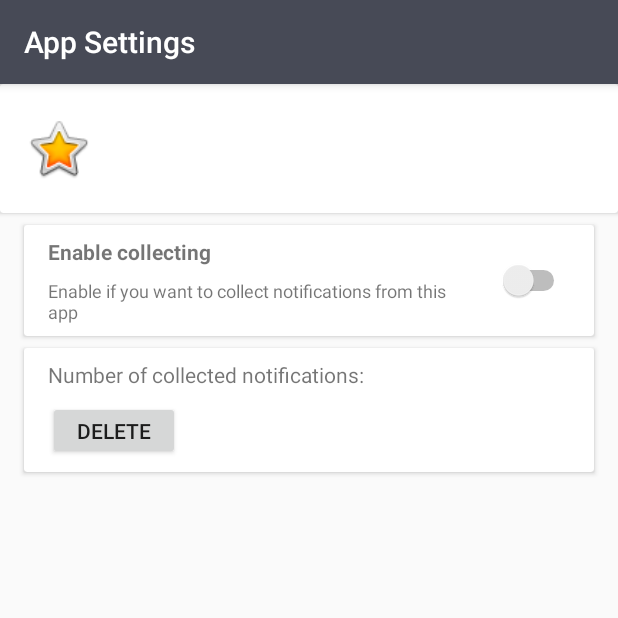
After one commit to Javidp/NotificationsCollector, an Android app: the AppSettings screen opened directly, with no data from a screen before it, on a phone screen of 412 x 824 dp, the top half of it. The commit adds this screen. Run offline under Robolectric (Android 15) with nearby library versions, the phone set to English and light mode, and no system bars; our stand-ins replace Room's generated code.

Commit message:
Add apps settings UI

```diff
--- a/app/build.gradle
+++ b/app/build.gradle
@@ -35,6 +35,7 @@ dependencies {
 
     def room_version = "2.1.0-beta01"
     implementation "androidx.room:room-runtime:$room_version"
+    implementation 'com.google.android.material:material:1.0.0'
     kapt "androidx.room:room-compiler:$room_version"
 
     testImplementation 'junit:junit:4.12'
--- /dev/null
+++ b/app/src/main/java/com/jd/notificationscollector/apps/AppSettings.kt
@@ -0,0 +1,34 @@
+package com.jd.notificationscollector.apps
+
+import android.os.Bundle
+import android.widget.ImageView
+import android.widget.TextView
+import androidx.appcompat.app.AppCompatActivity
+import com.jd.notificationscollector.BitmapDrawableConverter
+import com.jd.notificationscollector.R
+import com.jd.notificationscollector.database.NcDatabase
+import kotlinx.android.synthetic.main.activity_app_settings.*
+
+class AppSettings : AppCompatActivity() {
+
+    override fun onCreate(savedInstanceState: Bundle?) {
+        super.onCreate(savedInstanceState)
+        setContentView(R.layout.activity_app_settings)
+        setSupportActionBar(toolbar)
+
+        val appPackage = intent.getStringExtra("app_package_name")
+        val db = NcDatabase.create(this)
+        val app = db.appsInfoDao().findByPackageName(appPackage)
+
+        val bitmapDrawableConverter = BitmapDrawableConverter(this)
+
+        app?.let {
+            findViewById<TextView>(R.id.app_settings_app_name).text = it.appName
+            findViewById<TextView>(R.id.app_settings_app_package).text = it.packageName
+            it.appIcon?.let {iconBlob ->
+                findViewById<ImageView>(R.id.app_settings_icon).setImageDrawable(bitmapDrawableConverter.toDrawable(iconBlob))
+            }
+        }
+    }
+
+}
--- a/app/src/main/java/com/jd/notificationscollector/dao/AppsInfoDao.kt
+++ b/app/src/main/java/com/jd/notificationscollector/dao/AppsInfoDao.kt
@@ -12,6 +12,9 @@ interface AppsInfoDao: BaseDao<AppInfo> {
     @Insert(onConflict = OnConflictStrategy.IGNORE)
     fun insertIfNotExists(appInfo: AppInfo)
 
+    @Query("SELECT * FROM apps_info")
+    fun findAll(): List<AppInfo>
+
     @Query("SELECT * FROM apps_info WHERE packageName = :packageName LIMIT 1")
     fun findByPackageName(packageName: String): AppInfo?
 
--- /dev/null
+++ b/app/src/main/res/layout/activity_app_settings.xml
@@ -0,0 +1,25 @@
+<?xml version="1.0" encoding="utf-8"?>
+<androidx.coordinatorlayout.widget.CoordinatorLayout xmlns:android="http://schemas.android.com/apk/res/android"
+    xmlns:app="http://schemas.android.com/apk/res-auto"
+    xmlns:tools="http://schemas.android.com/tools"
+    android:layout_width="match_parent"
+    android:layout_height="match_parent"
+    tools:context=".apps.AppSettings">
+
+    <com.google.android.material.appbar.AppBarLayout
+        android:layout_width="match_parent"
+        android:layout_height="wrap_content"
+        android:theme="@style/AppTheme.AppBarOverlay">
+
+        <androidx.appcompat.widget.Toolbar
+            android:id="@+id/toolbar"
+            android:layout_width="match_parent"
+            android:layout_height="?attr/actionBarSize"
+            android:background="?attr/colorPrimary"
+            app:popupTheme="@style/AppTheme.PopupOverlay" />
+
+    </com.google.android.material.appbar.AppBarLayout>
+
+    <include layout="@layout/content_app_settings" />
+
+</androidx.coordinatorlayout.widget.CoordinatorLayout>
--- /dev/null
+++ b/app/src/main/res/layout/content_app_settings.xml
@@ -0,0 +1,181 @@
+<?xml version="1.0" encoding="utf-8"?>
+<androidx.constraintlayout.widget.ConstraintLayout xmlns:android="http://schemas.android.com/apk/res/android"
+    xmlns:app="http://schemas.android.com/apk/res-auto"
+    xmlns:tools="http://schemas.android.com/tools"
+    android:layout_width="match_parent"
+    android:layout_height="match_parent"
+    app:layout_behavior="@string/appbar_scrolling_view_behavior"
+    tools:context=".apps.AppSettings"
+    tools:showIn="@layout/activity_app_settings">
+
+    <ScrollView
+        android:layout_width="match_parent"
+        android:layout_height="match_parent"
+        app:layout_constraintBottom_toBottomOf="parent"
+        app:layout_constraintEnd_toEndOf="parent"
+        app:layout_constraintStart_toStartOf="parent"
+        app:layout_constraintTop_toTopOf="parent">
+
+        <androidx.constraintlayout.widget.ConstraintLayout
+            android:layout_width="match_parent"
+            android:layout_height="wrap_content"
+            android:paddingBottom="8dp">
+
+            <androidx.cardview.widget.CardView
+                android:id="@+id/app_settings_header_view"
+                android:layout_width="match_parent"
+                android:layout_height="86dp"
+                app:layout_constraintEnd_toEndOf="parent"
+                app:layout_constraintStart_toStartOf="parent"
+                app:layout_constraintTop_toTopOf="parent">
+
+                <androidx.constraintlayout.widget.ConstraintLayout
+                    android:layout_width="match_parent"
+                    android:layout_height="match_parent">
+
+                    <ImageView
+                        android:id="@+id/app_settings_icon"
+                        android:layout_width="0dp"
+                        android:layout_height="0dp"
+                        android:layout_marginStart="16dp"
+                        android:layout_marginTop="20dp"
+                        android:layout_marginBottom="20dp"
+                        android:contentDescription="@string/app_icon_content_description"
+                        app:layout_constraintBottom_toBottomOf="parent"
+                        app:layout_constraintDimensionRatio="1"
+                        app:layout_constraintStart_toStartOf="parent"
+                        app:layout_constraintTop_toTopOf="parent"
+                        app:srcCompat="@android:drawable/btn_star_big_on" />
+
+                    <TextView
+                        android:id="@+id/app_settings_app_name"
+                        android:layout_width="0dp"
+                        android:layout_height="wrap_content"
+                        android:layout_marginStart="16dp"
+                        android:layout_marginTop="16dp"
+                        android:layout_marginEnd="16dp"
+                        android:textSize="18sp"
+                        android:textStyle="bold"
+                        app:layout_constraintEnd_toEndOf="parent"
+                        app:layout_constraintStart_toEndOf="@+id/app_settings_icon"
+                        app:layout_constraintTop_toTopOf="parent"
+                        tools:text="App name" />
+
+                    <TextView
+                        android:id="@+id/app_settings_app_package"
+                        android:layout_width="0dp"
+                        android:layout_height="wrap_content"
+                        android:layout_marginStart="16dp"
+                        android:layout_marginEnd="16dp"
+                        android:layout_marginBottom="16dp"
+                        android:textSize="12sp"
+                        app:layout_constraintBottom_toBottomOf="parent"
+                        app:layout_constraintEnd_toEndOf="parent"
+                        app:layout_constraintStart_toEndOf="@+id/app_settings_icon"
+                        app:layout_constraintTop_toBottomOf="@+id/app_settings_app_name"
+                        tools:text="com.jd.notcol" />
+                </androidx.constraintlayout.widget.ConstraintLayout>
+            </androidx.cardview.widget.CardView>
+
+            <androidx.cardview.widget.CardView
+                android:id="@+id/app_settings_collector_enabled_view"
+                android:layout_width="0dp"
+                android:layout_height="wrap_content"
+                android:layout_marginStart="16dp"
+                android:layout_marginTop="8dp"
+                android:layout_marginEnd="16dp"
+                app:layout_constraintEnd_toEndOf="parent"
+                app:layout_constraintStart_toStartOf="parent"
+                app:layout_constraintTop_toBottomOf="@id/app_settings_header_view">
+
+                <androidx.constraintlayout.widget.ConstraintLayout
+                    android:layout_width="match_parent"
+                    android:layout_height="match_parent">
+
+                    <TextView
+                        android:id="@+id/textView2"
+                        android:layout_width="0dp"
+                        android:layout_height="wrap_content"
+                        android:layout_marginStart="16dp"
+                        android:layout_marginTop="8dp"
+                        android:layout_marginEnd="16dp"
+                        android:text="@string/app_settings_enable_collecting_title"
+                        android:textStyle="bold"
+                        app:layout_constraintEnd_toStartOf="@+id/switch1"
+                        app:layout_constraintStart_toStartOf="parent"
+                        app:layout_constraintTop_toTopOf="parent" />
+
+                    <TextView
+                        android:id="@+id/textView3"
+                        android:layout_width="0dp"
+                        android:layout_height="wrap_content"
+                        android:layout_marginStart="16dp"
+                        android:layout_marginTop="8dp"
+                        android:layout_marginEnd="16dp"
+                        android:layout_marginBottom="8dp"
+                        android:text="@string/app_settings_enable_collecting_description"
+                        android:textSize="12sp"
+                        app:layout_constraintBottom_toBottomOf="parent"
+                        app:layout_constraintEnd_toStartOf="@+id/switch1"
+                        app:layout_constraintStart_toStartOf="parent"
+                        app:layout_constraintTop_toBottomOf="@+id/textView2"
+                        app:layout_constraintVertical_bias="1.0" />
+
+                    <Switch
+                        android:id="@+id/switch1"
+                        android:layout_width="wrap_content"
+                        android:layout_height="wrap_content"
+                        android:layout_marginTop="8dp"
+                        android:layout_marginEnd="16dp"
+                        android:layout_marginBottom="8dp"
+                        app:layout_constraintBottom_toBottomOf="parent"
+                        app:layout_constraintEnd_toEndOf="parent"
+                        app:layout_constraintTop_toTopOf="parent" />
+                </androidx.constraintlayout.widget.ConstraintLayout>
+            </androidx.cardview.widget.CardView>
+
+            <androidx.cardview.widget.CardView
+                android:id="@+id/cardView"
+                android:layout_width="0dp"
+                android:layout_height="wrap_content"
+                android:layout_marginStart="16dp"
+                android:layout_marginTop="8dp"
+                android:layout_marginEnd="16dp"
+                android:layout_marginBottom="8dp"
+                app:layout_constraintBottom_toBottomOf="parent"
+                app:layout_constraintEnd_toEndOf="parent"
+                app:layout_constraintStart_toStartOf="parent"
+                app:layout_constraintTop_toBottomOf="@id/app_settings_collector_enabled_view">
+
+                <androidx.constraintlayout.widget.ConstraintLayout
+                    android:layout_width="match_parent"
+                    android:layout_height="match_parent">
+
+                    <TextView
+                        android:id="@+id/textView4"
+                        android:layout_width="0dp"
+                        android:layout_height="wrap_content"
+                        android:layout_marginStart="16dp"
+                        android:layout_marginTop="8dp"
+                        android:text="@string/app_settings_number_of_notifications_description"
+                        app:layout_constraintStart_toStartOf="parent"
+                        app:layout_constraintTop_toTopOf="parent" />
+
+                    <Button
+                        android:id="@+id/button"
+                        android:layout_width="0dp"
+                        android:layout_height="wrap_content"
+                        android:layout_marginStart="16dp"
+                        android:layout_marginTop="8dp"
+                        android:layout_marginBottom="8dp"
+                        android:minHeight="32dip"
+                        android:text="@string/delete"
+                        android:textSize="14sp"
+                        app:layout_constraintBottom_toBottomOf="parent"
+                        app:layout_constraintStart_toStartOf="parent"
+                        app:layout_constraintTop_toBottomOf="@+id/textView4" />
+                </androidx.constraintlayout.widget.ConstraintLayout>
+            </androidx.cardview.widget.CardView>
+        </androidx.constraintlayout.widget.ConstraintLayout>
+    </ScrollView>
+</androidx.constraintlayout.widget.ConstraintLayout>
--- a/app/src/main/res/layout/notifications_load_more_item.xml
+++ b/app/src/main/res/layout/notifications_load_more_item.xml
@@ -18,7 +18,7 @@
             android:layout_height="match_parent">
 
         <TextView
-                android:text="@string/load_more_btn_text"
+                android:text="@string/load_more"
                 android:layout_width="wrap_content"
                 android:layout_height="wrap_content" android:id="@+id/load_more_notifications_tv"
                 app:layout_constraintStart_toStartOf="parent"
--- /dev/null
+++ b/app/src/main/res/values/dimens.xml
@@ -0,0 +1,2 @@
+<resources>
+</resources>
--- a/app/src/main/res/values/strings.xml
+++ b/app/src/main/res/values/strings.xml
@@ -1,13 +1,28 @@
 <resources>
     <string name="app_name">Notifications Collector</string>
-    <string name="load_more_btn_text">Load more</string>
-    <string name="clear_btn_text">Clear</string>
+
+    <!-- Menu -->
+    <string name="menu_item_clear">Clear</string>
+    <string name="menu_item_apps_settings">Apps Settings</string>
+
+    <!-- General -->
+    <string name="load_more">Load more</string>
+    <string name="delete">Delete</string>
+    <string name="confirm_positive">Yes</string>
+    <string name="confirm_negative">No</string>
+    <string name="no_data">No data</string>
+    <string name="copied_to_clipboard">Copied to clipboard</string>
+
     <string name="clear_confirm_title">Delete notifications</string>
     <string name="clear_confirm_message">Are you sure you want to delete all notifications? This can not be undone.</string>
-    <string name="confirm_positive">Yes</string>
-    <string name="confirm_negative">No</string>
     <string name="notification_icon_content_description">icon</string>
-    <string name="no_data">No data</string>
+    <string name="app_icon_content_description">icon</string>
     <string name="notification_log_template">%1$s\n\n%2$s\n\n%3$s</string>
-    <string name="copied_to_clipboard">Copied to clipboard</string>
+
+    <!-- Apps settings -->
+    <string name="title_activity_apps_settings">Apps Settings</string>
+    <string name="title_activity_app_settings">App Settings</string>
+    <string name="app_settings_enable_collecting_title">Enable collecting</string>
+    <string name="app_settings_enable_collecting_description">Enable if you want to collect notifications from this app</string>
+    <string name="app_settings_number_of_notifications_description">Number of collected notifications:</string>
 </resources>
--- a/app/src/main/res/values/styles.xml
+++ b/app/src/main/res/values/styles.xml
@@ -7,5 +7,11 @@
         <item name="colorPrimaryDark">@color/colorPrimaryDark</item>
         <item name="colorAccent">@color/colorAccent</item>
     </style>
+    <style name="AppTheme.NoActionBar">
+        <item name="windowActionBar">false</item>
+        <item name="windowNoTitle">true</item>
+    </style>
+    <style name="AppTheme.AppBarOverlay" parent="ThemeOverlay.AppCompat.Dark.ActionBar"/>
+    <style name="AppTheme.PopupOverlay" parent="ThemeOverlay.AppCompat.Light"/>
 
 </resources>
```
Also changed, not shown: app/src/main/AndroidManifest.xml (+10 -0 lines), app/src/main/java/com/jd/notificationscollector/MainActivity.kt (+7 -0 lines), app/src/main/java/com/jd/notificationscollector/apps/AppsSettings.kt (added, +34 -0 lines), app/src/main/java/com/jd/notificationscollector/apps/AppsSettingsRecyclerAdapter.kt (added, +47 -0 lines), app/src/main/res/layout/activity_apps_settings.xml (added, +25 -0 lines), app/src/main/res/layout/apps_recycler_item.xml (added, +46 -0 lines), app/src/main/res/layout/content_apps_settings.xml (added, +19 -0 lines), app/src/main/res/menu/top_bar_menu.xml (+10 -6 lines).
